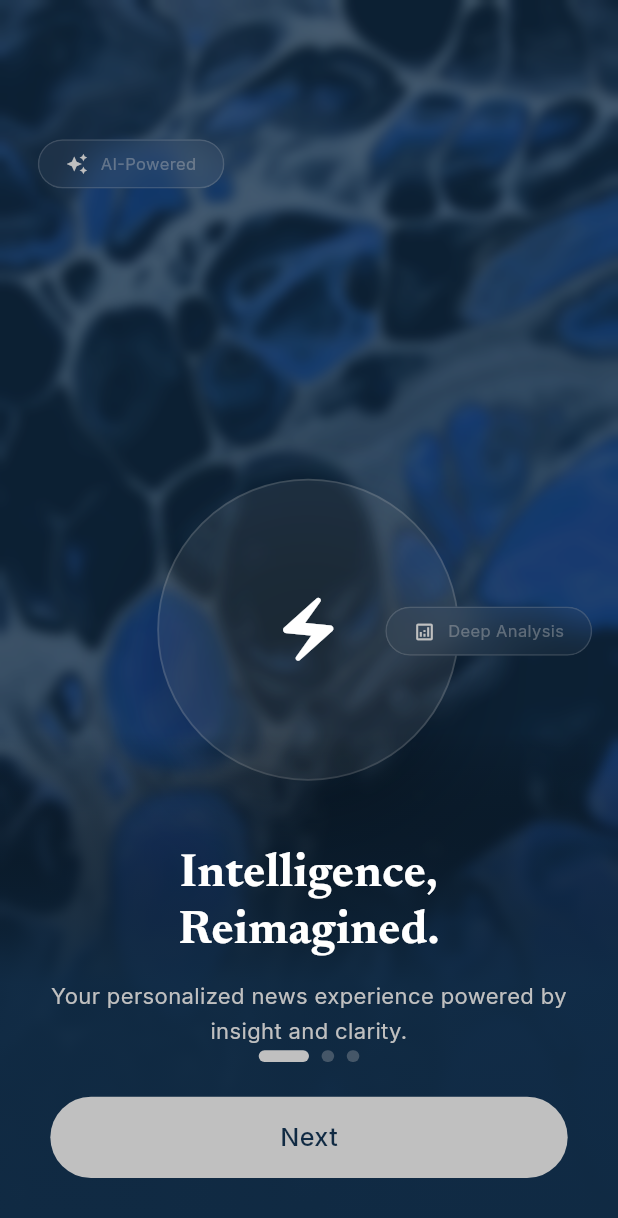
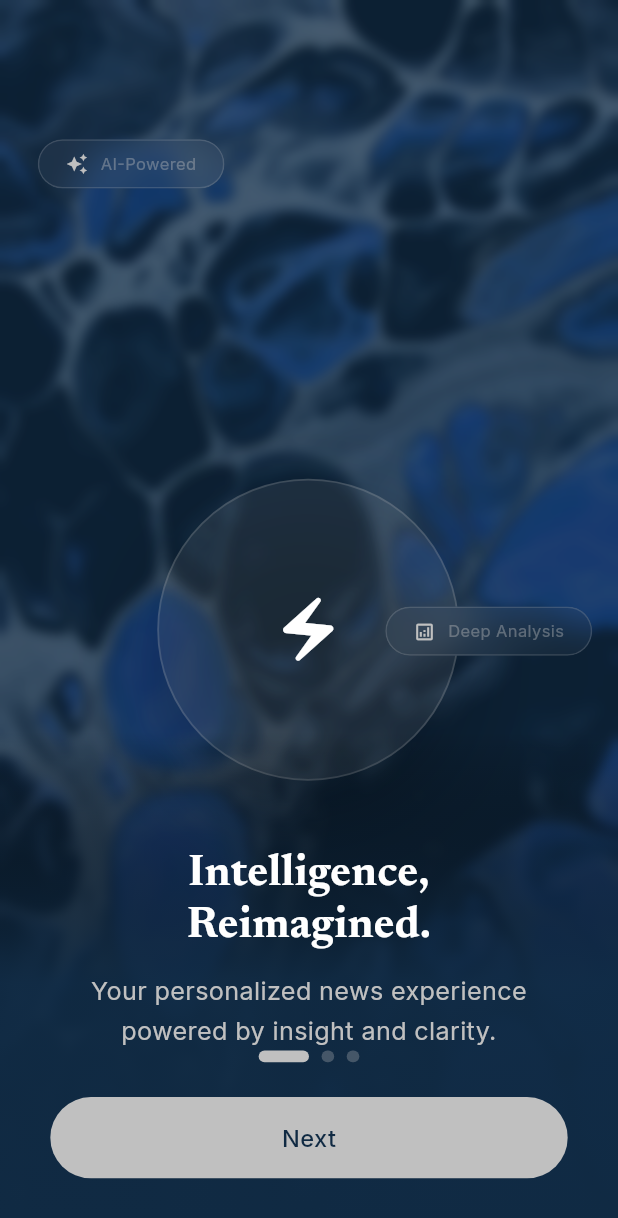
Before and after one commit to Ahmed23coder/rasseny, a Flutter app: the screen it shows after launch, on a phone screen of 412 x 824 dp. Shown: the top 1218 px of the screen. Run offline on Flutter 3.47's test engine with Material 3 defaults, Android fonts, the phone set to English and light mode, and no system bars; our stand-ins replace country_picker, equatable, flutter_bloc, flutter_svg, go_router, lucide_icons_flutter; missing offline and left inert: intl_phone_field_v2; statements that could not run were skipped.

Commit message:
feat: implement core application architecture with navigation, state management, and initial UI screens

```diff
--- a/lib/presentation/viewmodels/onboarding/onboarding_cubit.dart
+++ b/lib/presentation/viewmodels/onboarding/onboarding_cubit.dart
@@ -5,6 +5,27 @@ import 'onboarding_state.dart';
 
 class OnboardingCubit extends Cubit<OnboardingState> {
   final PageController pageController;
+
+  static const List<Map<String, String>> onboardingOverlays = [
+    {
+      'title': 'Intelligence,\nReimagined.',
+      'subtitle':
+          'Your personalized news experience powered by insight and clarity.',
+      'buttonText': 'Next',
+    },
+    {
+      'title': 'Curated For You.',
+      'subtitle':
+          'AI-driven editorial picks tailored to your interests and worldview.',
+      'buttonText': 'Continue',
+    },
+    {
+      'title': 'Stay Ahead.\nStay Informed.',
+      'subtitle':
+          'Breaking stories, deep analysis, and perspectives that matter.',
+      'buttonText': 'Get Started',
+    },
+  ];
 
   OnboardingCubit()
       : pageController = PageController(initialPage: 0),
--- a/lib/presentation/views/onboarding/onboarding_screen.dart
+++ b/lib/presentation/views/onboarding/onboarding_screen.dart
@@ -6,6 +6,7 @@ import 'package:go_router/go_router.dart';
 
 import '../../../core/colors/app_colors.dart';
 import '../../../core/navigation/app_router.dart';
+import '../../../core/radius/app_radius.dart';
 import '../../../core/typography/app_text_styles.dart';
 import '../../../core/utils/responsive_util.dart';
 import '../../viewmodels/onboarding/onboarding_cubit.dart';
@@ -29,26 +30,6 @@ class _OnboardingView extends StatelessWidget {
   @override
   Widget build(BuildContext context) {
     final cubit = context.read<OnboardingCubit>();
-    final overlays = [
-      {
-        'title': 'Intelligence,\nReimagined.',
-        'subtitle':
-            'Your personalized news experience powered by insight and clarity.',
-        'buttonText': 'Next',
-      },
-      {
-        'title': 'Curated For You.',
-        'subtitle':
-            'AI-driven editorial picks tailored to your interests and worldview.',
-        'buttonText': 'Continue',
-      },
-      {
-        'title': 'Stay Ahead.\nStay Informed.',
-        'subtitle':
-            'Breaking stories, deep analysis, and perspectives that matter.',
-        'buttonText': 'Get Started',
-      },
-    ];
 
     return Scaffold(
       backgroundColor: AppColors.background,
@@ -158,7 +139,7 @@ class _OnboardingView extends StatelessWidget {
             ],
           ),
           // Layer 3: Static global overlay
-          _OnboardingOverlay(overlays: overlays),
+          _OnboardingOverlay(),
         ],
       ),
     );
@@ -169,13 +150,12 @@ class _OnboardingView extends StatelessWidget {
 // SHARED OVERLAY WIDGET FOR PROGRESS & CTA
 // ──────────────────────────────────────────────────────────────────
 class _OnboardingOverlay extends StatelessWidget {
-  final List<Map<String, String>> overlays;
-
-  const _OnboardingOverlay({required this.overlays});
+  const _OnboardingOverlay();
 
   @override
   Widget build(BuildContext context) {
     final cubit = context.read<OnboardingCubit>();
+    final overlays = OnboardingCubit.onboardingOverlays;
     return Align(
       alignment: Alignment.bottomCenter,
       child: Container(
@@ -218,7 +198,7 @@ class _OnboardingOverlay extends StatelessWidget {
                       );
                       if (opacity == 0) return const SizedBox.shrink();
 
-                      final slideOffset = (page - index) * 50.0;
+                      final slideOffset = (page - index) * context.scaleHeight(50.0);
                       return Transform.translate(
                         offset: Offset(0, slideOffset),
                         child: Opacity(
@@ -230,7 +210,6 @@ class _OnboardingOverlay extends StatelessWidget {
                                 overlays[index]['title']!,
                                 textAlign: TextAlign.center,
                                 style: AppTextStyles.h1(context).copyWith(
-                                  fontSize: context.scaleFontSize(30),
                                   color: AppColors.foreground,
                                 ),
                               ),
@@ -239,7 +218,6 @@ class _OnboardingOverlay extends StatelessWidget {
                                 overlays[index]['subtitle']!,
                                 textAlign: TextAlign.center,
                                 style: AppTextStyles.body(context).copyWith(
-                                  fontSize: context.scaleFontSize(14),
                                   color: AppColors.primaryAccent,
                                 ),
                               ),
@@ -278,7 +256,7 @@ class _OnboardingOverlay extends StatelessWidget {
                                 : AppColors.primaryAccent.withValues(
                                     alpha: 0.3,
                                   ),
-                            borderRadius: BorderRadius.circular(9999),
+                            borderRadius: AppRadius.circular,
                           ),
                         );
                       }),
@@ -297,7 +275,7 @@ class _OnboardingOverlay extends StatelessWidget {
                         height: context.scaleHeight(56),
                         decoration: BoxDecoration(
                           color: AppColors.primaryAccent,
-                          borderRadius: BorderRadius.circular(50),
+                          borderRadius: AppRadius.button,
                         ),
                         alignment: Alignment.center,
                         child: AnimatedSwitcher(
@@ -309,7 +287,6 @@ class _OnboardingOverlay extends StatelessWidget {
                             ),
                             style: AppTextStyles.buttonLabel(context).copyWith(
                               color: AppColors.background,
-                              fontSize: context.scaleFontSize(16),
                             ),
                           ),
                         ),
@@ -419,8 +396,8 @@ class _OnboardingPageOneState extends State<_OnboardingPageOne>
                   boxShadow: [
                     BoxShadow(
                       color: Colors.black.withValues(alpha: 0.25),
-                      blurRadius: 50,
-                      offset: const Offset(0, 25),
+                      blurRadius: context.scaleWidth(50),
+                      offset: Offset(0, context.scaleHeight(25)),
                     ),
                   ],
                 ),
@@ -445,7 +422,7 @@ class _OnboardingPageOneState extends State<_OnboardingPageOne>
             child: SlideTransition(
               position: _pillLeftSlide,
               child: ClipRRect(
-                borderRadius: BorderRadius.circular(50),
+                borderRadius: AppRadius.button,
                 child: BackdropFilter(
                   filter: ImageFilter.blur(sigmaX: 10, sigmaY: 10),
                   child: Container(
@@ -455,7 +432,7 @@ class _OnboardingPageOneState extends State<_OnboardingPageOne>
                     ),
                     decoration: BoxDecoration(
                       color: AppColors.silverGlass,
-                      borderRadius: BorderRadius.circular(50),
+                      borderRadius: AppRadius.button,
                       border: Border.all(color: AppColors.silverBorder),
                     ),
                     child: Row(
@@ -487,7 +464,7 @@ class _OnboardingPageOneState extends State<_OnboardingPageOne>
             child: SlideTransition(
               position: _pillRightSlide,
               child: ClipRRect(
-                borderRadius: BorderRadius.circular(50),
+                borderRadius: AppRadius.button,
                 child: BackdropFilter(
                   filter: ImageFilter.blur(sigmaX: 10, sigmaY: 10),
                   child: Container(
@@ -497,7 +474,7 @@ class _OnboardingPageOneState extends State<_OnboardingPageOne>
                     ),
                     decoration: BoxDecoration(
                       color: AppColors.silverGlass,
-                      borderRadius: BorderRadius.circular(50),
+                      borderRadius: AppRadius.button,
                       border: Border.all(color: AppColors.silverBorder),
                     ),
                     child: Row(
@@ -627,7 +604,7 @@ class _OnboardingPageTwoState extends State<_OnboardingPageTwo>
                         alignment: Alignment.center,
                         decoration: BoxDecoration(
                           color: AppColors.silverFaint,
-                          borderRadius: BorderRadius.circular(50),
+                          borderRadius: AppRadius.button,
                           border: Border.all(color: AppColors.silverBorder),
                         ),
                         child: Text(
@@ -686,7 +663,7 @@ class _TopicPill extends StatelessWidget {
   @override
   Widget build(BuildContext context) {
     return ClipRRect(
-      borderRadius: BorderRadius.circular(50),
+      borderRadius: AppRadius.button,
       child: BackdropFilter(
         filter: ImageFilter.blur(sigmaX: 10, sigmaY: 10),
         child: Container(
@@ -695,7 +672,7 @@ class _TopicPill extends StatelessWidget {
           padding: EdgeInsets.symmetric(horizontal: context.scaleWidth(25)),
           decoration: BoxDecoration(
             color: AppColors.silverGlass,
-            borderRadius: BorderRadius.circular(50),
+            borderRadius: AppRadius.button,
             border: Border.all(color: AppColors.silverBorder),
           ),
           child: Row(
@@ -735,7 +712,7 @@ class _TopicPill extends StatelessWidget {
                       width: double.infinity,
                       decoration: BoxDecoration(
                         color: AppColors.silverFaint,
-                        borderRadius: BorderRadius.circular(9999),
+                        borderRadius: AppRadius.circular,
                       ),
                     ),
                     SizedBox(height: context.scaleHeight(4)),
@@ -744,7 +721,7 @@ class _TopicPill extends StatelessWidget {
                       width: context.scaleWidth(130),
                       decoration: BoxDecoration(
                         color: AppColors.silverGlass,
-                        borderRadius: BorderRadius.circular(9999),
+                        borderRadius: AppRadius.circular,
                       ),
                     ),
                   ],
@@ -924,7 +901,7 @@ class _OnboardingPageThreeState extends State<_OnboardingPageThree>
                               ),
                               // Circle border
                               ClipRRect(
-                                borderRadius: BorderRadius.circular(9999),
+                                borderRadius: AppRadius.circular,
                                 child: BackdropFilter(
                                   filter: ImageFilter.blur(
                                     sigmaX: 10,
@@ -979,7 +956,7 @@ class _StatusPill extends StatelessWidget {
       alignment: Alignment.center,
       decoration: BoxDecoration(
         color: AppColors.silverGlass,
-        borderRadius: BorderRadius.circular(50),
+        borderRadius: AppRadius.button,
         border: Border.all(color: AppColors.silverFaint), // 0.1 alpha
       ),
       child: Text(
```
Also changed, not shown: lib/presentation/views/splash/splash_screen.dart (+3 -5 lines).
